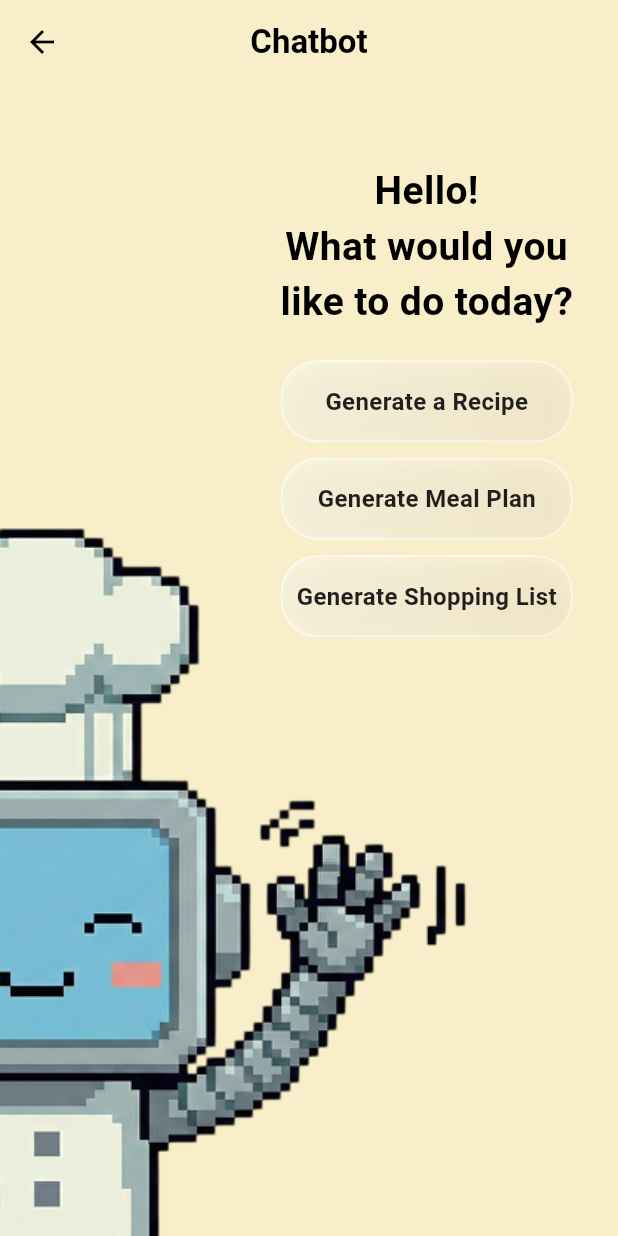
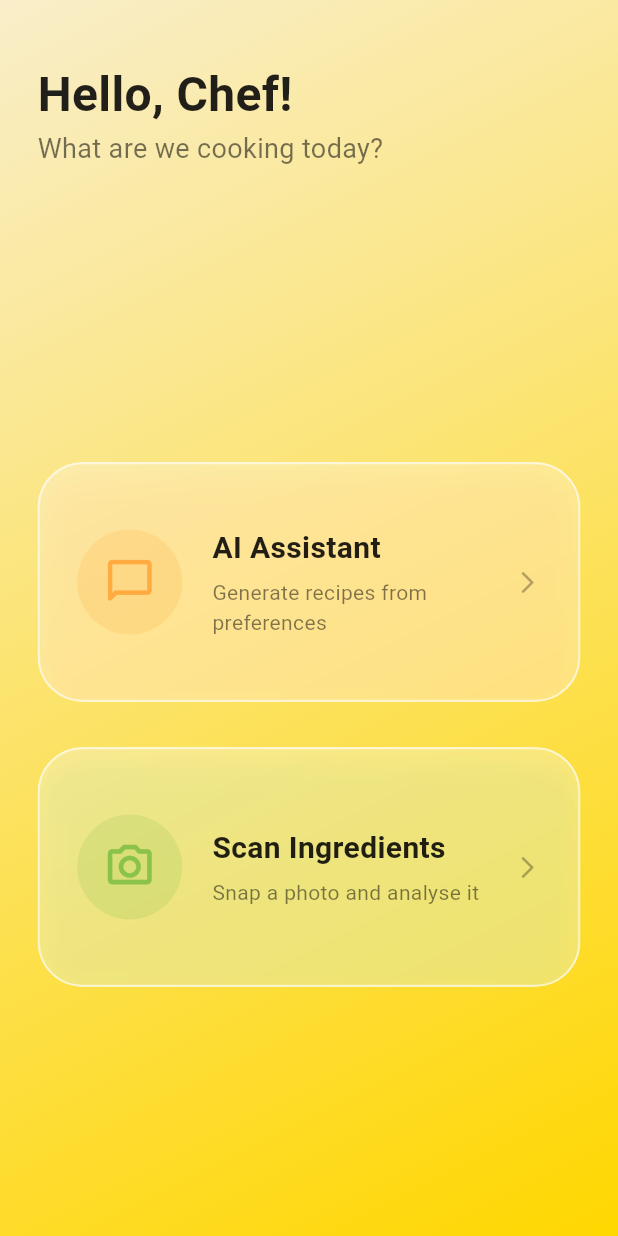
Before and after one commit to DavidLingJH/KitaHack2026, a Flutter app: the screen it shows after launch, on a phone screen of 412 x 824 dp. Run offline on Flutter 3.47's test engine with Material 3 defaults, Android fonts, the phone set to English and light mode, and no system bars.

Commit message:
Added temporary homepage, connected chatbot feature and added camera page placeholder

```diff
--- /dev/null
+++ b/lib/homepage.dart
@@ -0,0 +1,226 @@
+import 'dart:ui'; // Required for the glass effect
+import 'package:flutter/material.dart';
+import 'package:kitahack_frontend/chatbot.dart';
+
+// Import your actual pages here
+// import 'chatbot.dart';
+// import 'camera_screen.dart';
+
+class HomePage extends StatelessWidget {
+  const HomePage({super.key});
+
+  @override
+  Widget build(BuildContext context) {
+    return Scaffold(
+      // Using a gradient background to make the glass effect pop
+      body: Container(
+        decoration: const BoxDecoration(
+          gradient: LinearGradient(
+            begin: Alignment.topLeft,
+            end: Alignment.bottomRight,
+            colors: [
+              Color(0xffF9EECA), // Your cream color
+              Color(0xffFFD700), // A slightly darker gold/orange for contrast
+            ],
+          ),
+        ),
+        child: SafeArea(
+          child: Padding(
+            padding: const EdgeInsets.symmetric(horizontal: 25.0, vertical: 20.0),
+            child: Column(
+              crossAxisAlignment: CrossAxisAlignment.start,
+              children: [
+                // 1. The Header
+                const SizedBox(height: 20),
+                const Text(
+                  "Hello, Chef!",
+                  style: TextStyle(
+                    fontSize: 32,
+                    fontWeight: FontWeight.bold,
+                    color: Colors.black87,
+                  ),
+                ),
+                const Text(
+                  "What are we cooking today?",
+                  style: TextStyle(
+                    fontSize: 18,
+                    color: Colors.black54,
+                  ),
+                ),
+
+                const SizedBox(height: 50),
+
+                // 2. The Two Main Functions
+                Expanded(
+                  child: Column(
+                    mainAxisAlignment: MainAxisAlignment.center,
+                    children: [
+                      // OPTION A: AI Chatbot / Recipe Generator
+                      MenuCard(
+                        title: "AI Assistant",
+                        subtitle: "Generate recipes from preferences",
+                        icon: Icons.chat_bubble_outline_rounded,
+                        color: Colors.orangeAccent,
+                        onTap: () {
+                          Navigator.push(
+                            context,
+                            MaterialPageRoute(
+                              builder: (context) => const Chatbot(),
+                            ),
+                          );
+                        },
+                      ),
+
+                      const SizedBox(height: 30),
+
+                      // OPTION B: Camera Capture
+                      MenuCard(
+                        title: "Scan Ingredients",
+                        subtitle: "Snap a photo and analyse it",
+                        icon: Icons.camera_alt_outlined,
+                        color: Colors.lightGreen,
+                        onTap: () {
+                          Navigator.push(
+                            context,
+                            MaterialPageRoute(
+                              // REPLACE 'PlaceholderScreen' with your Camera Widget
+                              builder: (context) => const PlaceholderScreen(title: "Camera"),
+                            ),
+                          );
+                        },
+                      ),
+                    ],
+                  ),
+                ),
+              ],
+            ),
+          ),
+        ),
+      ),
+    );
+  }
+}
+
+// -----------------------------------------------------------
+// CUSTOM WIDGET: The Glass Menu Card
+// -----------------------------------------------------------
+class MenuCard extends StatelessWidget {
+  final String title;
+  final String subtitle;
+  final IconData icon;
+  final Color color;
+  final VoidCallback onTap;
+
+  const MenuCard({
+    super.key,
+    required this.title,
+    required this.subtitle,
+    required this.icon,
+    required this.color,
+    required this.onTap,
+  });
+
+  @override
+  Widget build(BuildContext context) {
+    return ClipRRect(
+      borderRadius: BorderRadius.circular(30),
+      child: BackdropFilter(
+        filter: ImageFilter.blur(sigmaX: 10, sigmaY: 10),
+        child: Container(
+          height: 160, // Fixed height for consistency
+          width: double.infinity,
+          decoration: BoxDecoration(
+            color: Colors.white.withValues(alpha: 0.3), // Glassy white base
+            borderRadius: BorderRadius.circular(30),
+            border: Border.all(
+              color: Colors.white.withValues(alpha: 0.6),
+              width: 1.5,
+            ),
+            boxShadow: [
+              BoxShadow(
+                color: color.withValues(alpha: 0.2), // Shadow matches the icon color
+                blurRadius: 15,
+                offset: const Offset(0, 8),
+              ),
+            ],
+          ),
+          child: Material(
+            color: Colors.transparent,
+            child: InkWell(
+              onTap: onTap,
+              splashColor: color.withValues(alpha: 0.2),
+              child: Padding(
+                padding: const EdgeInsets.all(25.0),
+                child: Row(
+                  children: [
+                    // The Icon Circle
+                    Container(
+                      height: 70,
+                      width: 70,
+                      decoration: BoxDecoration(
+                        color: color.withValues(alpha: 0.2),
+                        shape: BoxShape.circle,
+                      ),
+                      child: Icon(icon, size: 35, color: color),
+                    ),
+
+                    const SizedBox(width: 20),
+
+                    // The Text Info
+                    Expanded(
+                      child: Column(
+                        mainAxisAlignment: MainAxisAlignment.center,
+                        crossAxisAlignment: CrossAxisAlignment.start,
+                        children: [
+                          Text(
+                            title,
+                            style: const TextStyle(
+                              fontSize: 20,
+                              fontWeight: FontWeight.bold,
+                              color: Colors.black87,
+                            ),
+                          ),
+                          const SizedBox(height: 5),
+                          Text(
+                            subtitle,
+                            style: TextStyle(
+                              fontSize: 14,
+                              color: Colors.black.withValues(alpha: 0.5),
+                            ),
+                          ),
+                        ],
+                      ),
+                    ),
+
+                    // Little arrow to indicate clickable
+                    Icon(
+                      Icons.arrow_forward_ios_rounded,
+                      color: Colors.black.withValues(alpha: 0.3),
+                      size: 18,
+                    ),
+                  ],
+                ),
+              ),
+            ),
+          ),
+        ),
+      ),
+    );
+  }
+}
+
+// -----------------------------------------------------------
+// HELPER: Placeholder Screen (Delete this when you link real pages)
+// -----------------------------------------------------------
+class PlaceholderScreen extends StatelessWidget {
+  final String title;
+  const PlaceholderScreen({super.key, required this.title});
+
+  @override
+  Widget build(BuildContext context) {
+    return Scaffold(
+      appBar: AppBar(title: Text(title)),
+      body: Center(child: Text("$title Screen Under Construction")),
+    );
+  }
+}
--- a/lib/main.dart
+++ b/lib/main.dart
@@ -1,5 +1,5 @@
 import 'package:flutter/material.dart';
-import 'package:kitahack_frontend/chatbot.dart';
+import 'package:kitahack_frontend/homepage.dart';
 
 // 1. You must have a main function to start the app
 void main() {
@@ -15,7 +15,7 @@ class Main extends StatelessWidget {
     return MaterialApp(
       debugShowCheckedModeBanner: false,
       title: 'Chatbot App',
-      home: const Chatbot(),
+      home: const HomePage(),
     );
   }
 }
```
